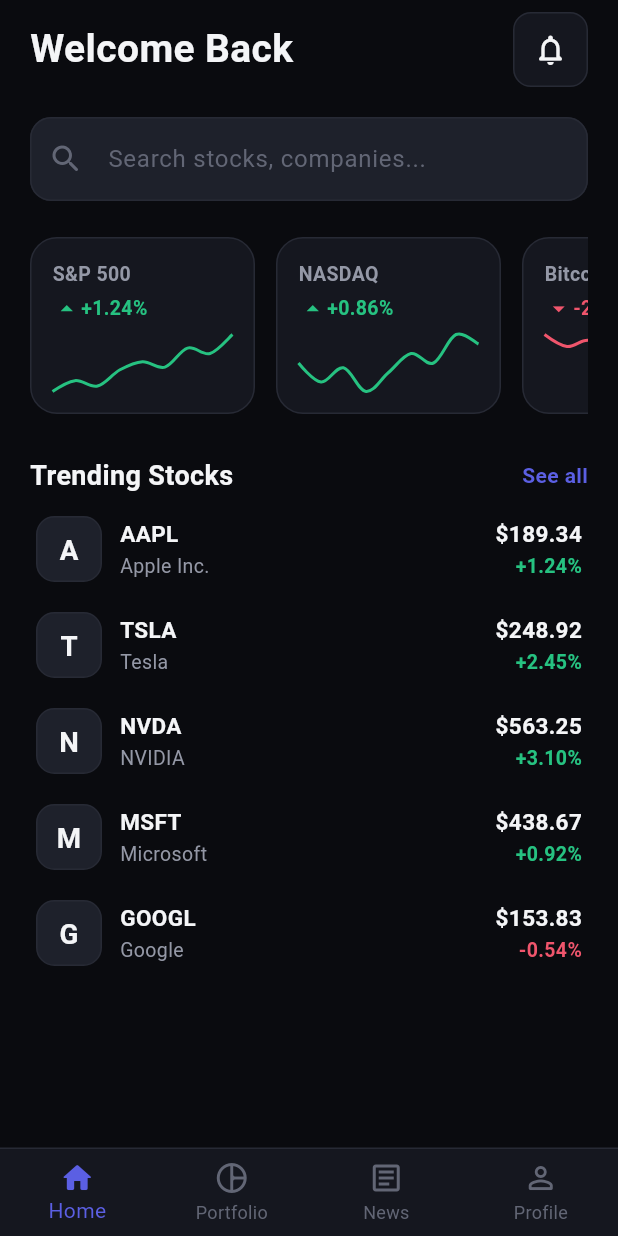
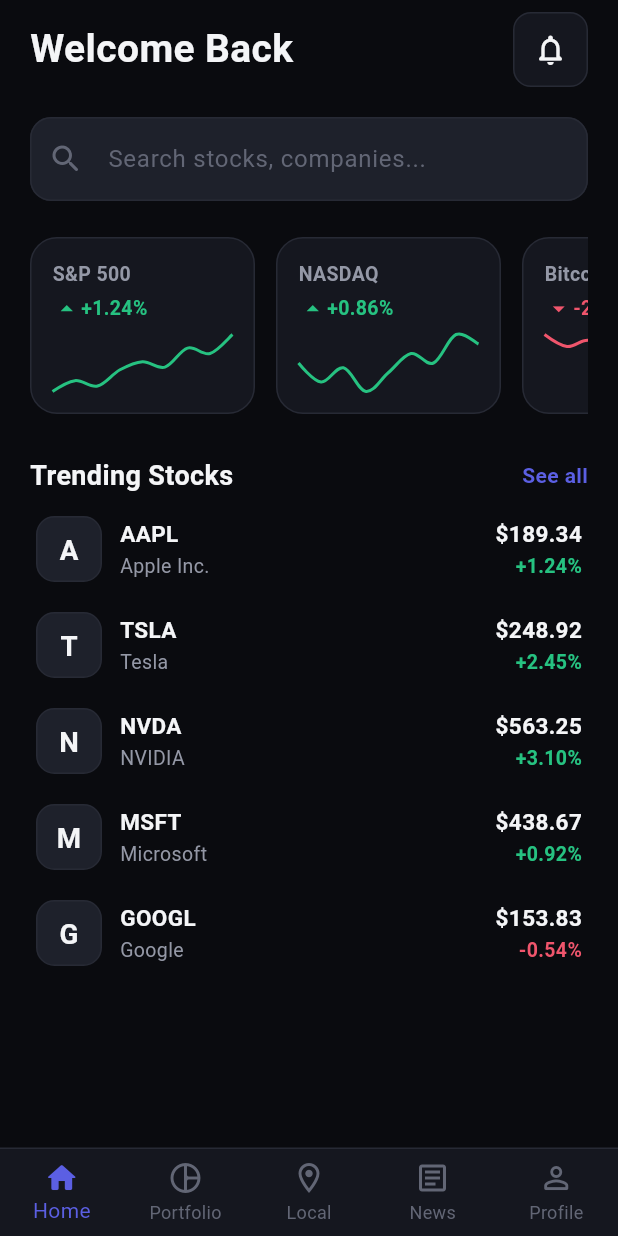
Before and after one commit to apostle2t/flutter_stock_market_app, a Flutter app: the screen it shows after launch, after a tap on "Continue", on a phone screen of 412 x 824 dp. Run offline on Flutter 3.47's test engine with Material 3 defaults, Android fonts, the phone set to English and light mode, and no system bars; drawn by our look-alikes of fl_chart.

Commit message:
Geolocation screen

```diff
--- a/lib/screens/auth/sign_in_screen.dart
+++ b/lib/screens/auth/sign_in_screen.dart
@@ -4,8 +4,6 @@
 import '../home/main_navigation.dart';
 
 /// Entry screen with email/password sign-in and social options.
-///
-/// Authentication is mocked: any (or no) input simply routes into the app.
 class SignInScreen extends StatefulWidget {
   const SignInScreen({super.key});
 
--- a/lib/screens/home/main_navigation.dart
+++ b/lib/screens/home/main_navigation.dart
@@ -5,10 +5,10 @@
 import '../portfolio/portfolio_screen.dart';
 import '../profile/profile_screen.dart';
 import 'home_screen.dart';
+import '../local/local_screen.dart';
 
-/// Bottom-navigation shell hosting the four primary tabs.
-///
-/// Each tab keeps its own scroll position via [IndexedStack].
+/// Bottom-navigation for the 5 main tabs.
+
 class MainNavigation extends StatefulWidget {
   const MainNavigation({super.key});
 
@@ -22,6 +22,7 @@
   static const List<Widget> _tabs = [
     HomeScreen(),
     PortfolioScreen(),
+    LocalScreen(),
     NewsScreen(),
     ProfileScreen(),
   ];
@@ -49,6 +50,11 @@
               label: 'Portfolio',
             ),
             BottomNavigationBarItem(
+              icon: Icon(Icons.location_on_outlined),
+              activeIcon: Icon(Icons.location_on_rounded),
+              label: 'Local',
+            ),
+            BottomNavigationBarItem(
               icon: Icon(Icons.article_outlined),
               activeIcon: Icon(Icons.article_rounded),
               label: 'News',
--- /dev/null
+++ b/lib/screens/local/local_screen.dart
@@ -0,0 +1,82 @@
+
+import 'package:flutter/material.dart';
+
+class LocalScreen extends StatelessWidget {
+  const LocalScreen({super.key});
+
+
+
+  @override
+  Widget build(BuildContext context) {
+    return Scaffold(
+      appBar: AppBar(
+        title: _buildHeader(),
+      ),
+      body: const Center(
+        child: Text('Explore local markets'),
+      ),
+    );
+  }
+
+
+  /** Things we need to build */
+
+
+// A header with the location title and a statemenet (Top gaineers)
+  Widget _buildHeader(){
+  /**
+   * Things needed: Parent -> we are returning a column
+   * - Location Icon and title (e.g. "Netherlands") in a row
+   * - Some metadata about the state of the local markert (e.g. "Martket open etc")
+   * - More metadata about the market (e.g. "Top gainers: ASML, Adyen, etc")
+   */
+    return Column(children: [
+      // we need a row for the location icon and title
+      Row(children: [
+        Icon(Icons.location_on_outlined, color: Colors.pink),
+        SizedBox(width: 8),
+        Text("Netherlands"),
+        SizedBox(width: 8),
+        Container(
+        padding: EdgeInsets.symmetric(horizontal: 4, vertical: 3),
+        decoration: BoxDecoration(
+          borderRadius: BorderRadius.circular(15),
+          boxShadow: [
+              BoxShadow(
+                color: Colors.pink.withOpacity(0.5),
+                blurRadius: 7,
+                offset: Offset(0, 2),
+              )
+            ]
+          ),
+        child:  Text("NL", style: TextStyle(fontSize: 15))
+        ),
+      ]),
+      FractionallySizedBox(widthFactor: 0.2),
+      // we need a row widget for the market status
+      Row(children: []),
+      FractionallySizedBox(widthFactor: 0.2),
+      // we need a row widget for the top gainers
+      Row(children: [])
+
+      ]);
+  }
+
+// Trending in Region section. It should be a list which is rendered
+// as a horizontal list of cards.
+  Widget _trendingInRegion (){
+    return Text("Hi");
+  }
+
+  // A dedicated stocks section for the local market.
+  // It should be a list which is rendered as horizontal cards in column.
+  Widget _localStocks(){
+    return Text("Hi");
+  }
+
+  // Trending news section.
+  // It should be a list which is rendered as horizontal cards in column.
+  Widget _trendingNews(){
+    return Text("Hi");
+  }
+}
```
